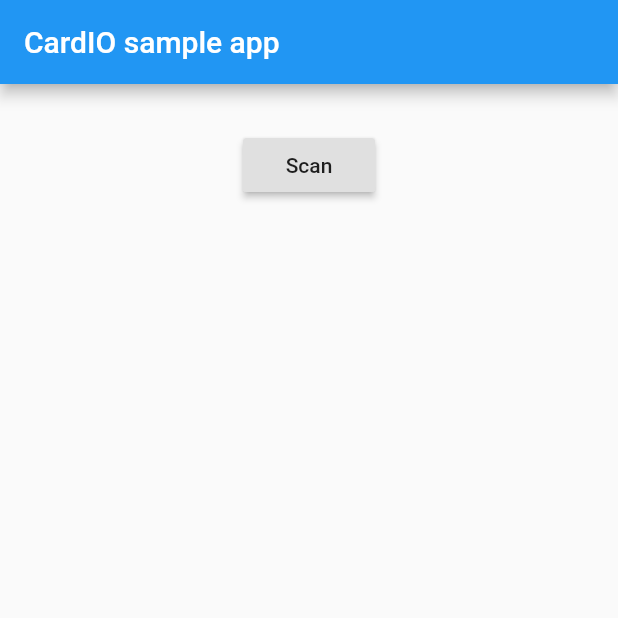
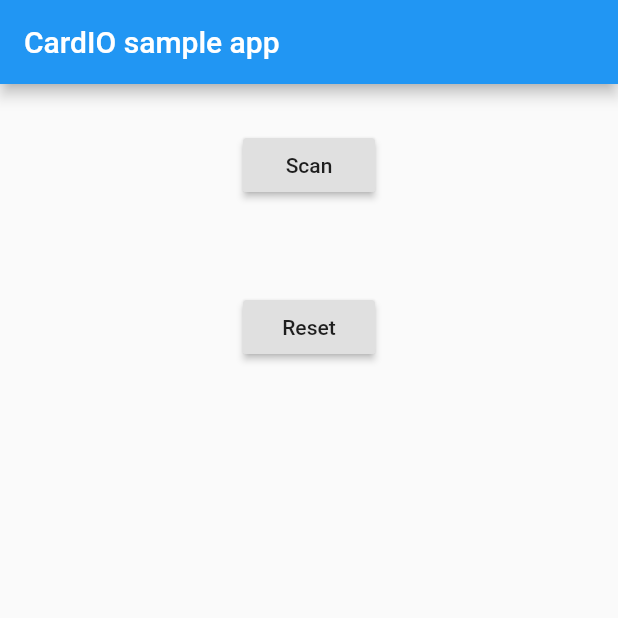
Before and after one commit to calvinmuller/flutter_card_io, a Flutter app: the screen it shows after launch, on a phone screen of 412 x 824 dp, the top half of it. Run offline on Flutter 3.47's test engine with Material 2 defaults, Android fonts, the phone set to English and light mode, and no system bars.

Commit message:
remove the greyed out black screen once you've used the card scanner

```diff
--- a/example/lib/main.dart
+++ b/example/lib/main.dart
@@ -70,10 +70,23 @@ class _MyAppState extends State<MyApp> {
                   onPressed: _scanCard,
                 ),
               ),
+            ),
+            new Container(
+              margin: new EdgeInsets.all(30.0),
+              child: new Center(
+                child: new RaisedButton(
+                  child: new Text("Reset"),
+                  onPressed: _resetCard,
+                ),
+              ),
             )
           ],
         ),
       ),
     );
   }
+
+  void _resetCard() {
+    FlutterCardIo.reset();
+  }
 }
--- a/lib/flutter_card_io.dart
+++ b/lib/flutter_card_io.dart
@@ -3,11 +3,13 @@ import 'dart:async';
 import 'package:flutter/services.dart';
 
 class FlutterCardIo {
-  static const MethodChannel _channel =
-  const MethodChannel('flutter_card_io');
+  static const MethodChannel _channel = const MethodChannel('flutter_card_io');
 
   static Future<dynamic> scanCard(Map<String, dynamic> args) {
     return _channel.invokeMethod('scanCard', args);
   }
 
+  static Future<dynamic> reset() {
+    return _channel.invokeMethod('reset');
+  }
 }
```
Also changed, not shown: 1 other file.
